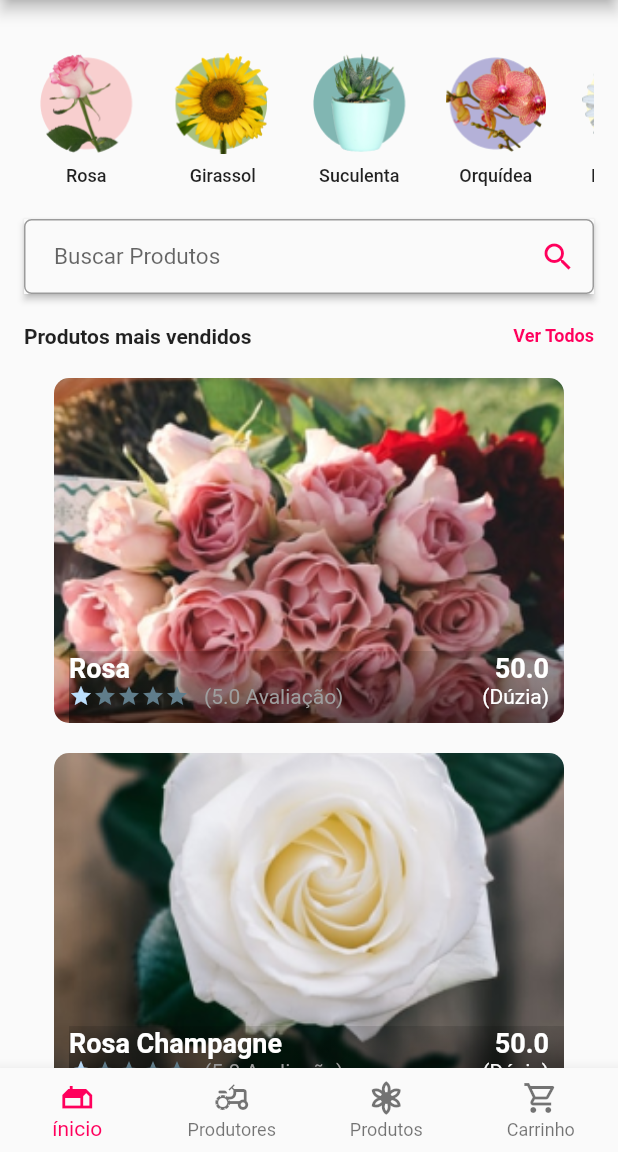
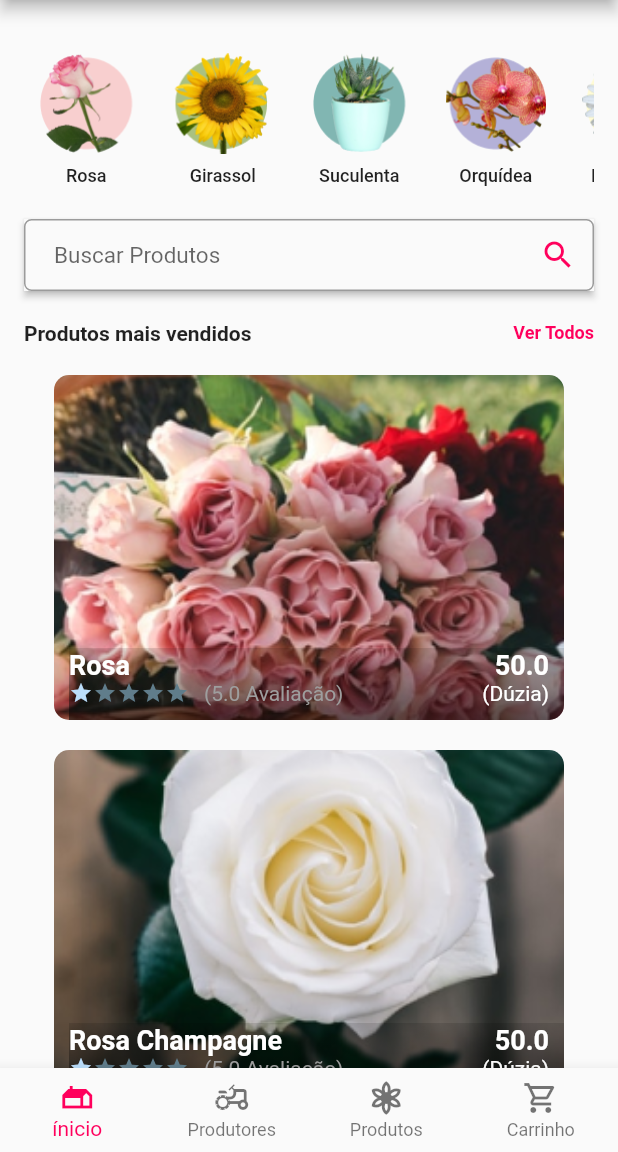
Before and after one commit to rafael-monzato/DoJardimAPP, a Flutter app: the screen it shows after launch, on a phone screen of 412 x 824 dp, the part 84-1236 px from its top. Run offline on Flutter 3.47's test engine with Material 2 defaults, Android fonts, the phone set to English and light mode, and no system bars.

Commit message:
campo buscar

```diff
--- a/tcc_faculdadeimpacta/lib/src/src.componentes/buscar.dart
+++ b/tcc_faculdadeimpacta/lib/src/src.componentes/buscar.dart
@@ -10,7 +10,7 @@ class Buscar extends StatelessWidget {
           style: TextStyle(color: Colors.grey, fontSize: 15.0),
           cursorColor: Theme.of(context).primaryColor,
           decoration: InputDecoration(
-              contentPadding: EdgeInsets.symmetric(horizontal: 20.0, vertical: 16.0),
+              contentPadding: EdgeInsets.symmetric(horizontal: 20.0, vertical: 8.0),
               suffixIcon: IconButton(
                   color: Color(0xFFFF005C),
                   disabledColor: Colors.green[100],
```
